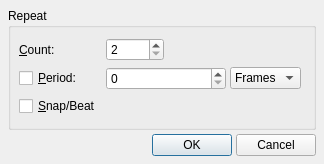
Qt form src/qtractorPasteRepeatForm.ui (rncbc/qtractor) before a commit.
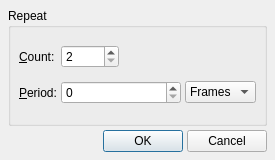
The same form after that commit. Icons and pictures are not drawn. Custom widgets are drawn as their Qt base class.

Commit message: - Paste-repeat command has been implemented (see Edit/Paste   Repeat...) (EXPERIMENTAL).

```diff
--- a/src/qtractorPasteRepeatForm.ui
+++ b/src/qtractorPasteRepeatForm.ui
@@ -25,8 +25,8 @@
    <rect>
     <x>0</x>
     <y>0</y>
-    <width>291</width>
-    <height>164</height>
+    <width>260</width>
+    <height>160</height>
    </rect>
   </property>
   <property name="focusPolicy" >
@@ -83,13 +83,13 @@
        </spacer>
       </item>
       <item row="1" column="0" >
-       <widget class="QCheckBox" name="RepeatPeriodCheckBox" >
-        <property name="toolTip" >
-         <string>Repeat period</string>
-        </property>
+       <widget class="QLabel" name="RepeatPeriodTextLabel" >
         <property name="text" >
          <string>&amp;Period:</string>
         </property>
+        <property name="buddy" >
+         <cstring>RepeatPeriodSpinBox</cstring>
+        </property>
        </widget>
       </item>
       <item row="1" column="1" colspan="2" >
@@ -127,29 +127,6 @@
         </item>
        </widget>
       </item>
-      <item row="2" column="0" >
-       <widget class="QCheckBox" name="RepeatSnapCheckBox" >
-        <property name="toolTip" >
-         <string>Repeat snap/beat</string>
-        </property>
-        <property name="text" >
-         <string>&amp;Snap/Beat</string>
-        </property>
-       </widget>
-      </item>
-      <item row="2" column="2" colspan="3" >
-       <spacer>
-        <property name="orientation" >
-         <enum>Qt::Horizontal</enum>
-        </property>
-        <property name="sizeHint" stdset="0" >
-         <size>
-          <width>110</width>
-          <height>20</height>
-         </size>
-        </property>
-       </spacer>
-      </item>
      </layout>
     </widget>
    </item>
```
Left out of the diff: 2 changed lines with no effect on the pictures. The commit also changes 12 other files.
